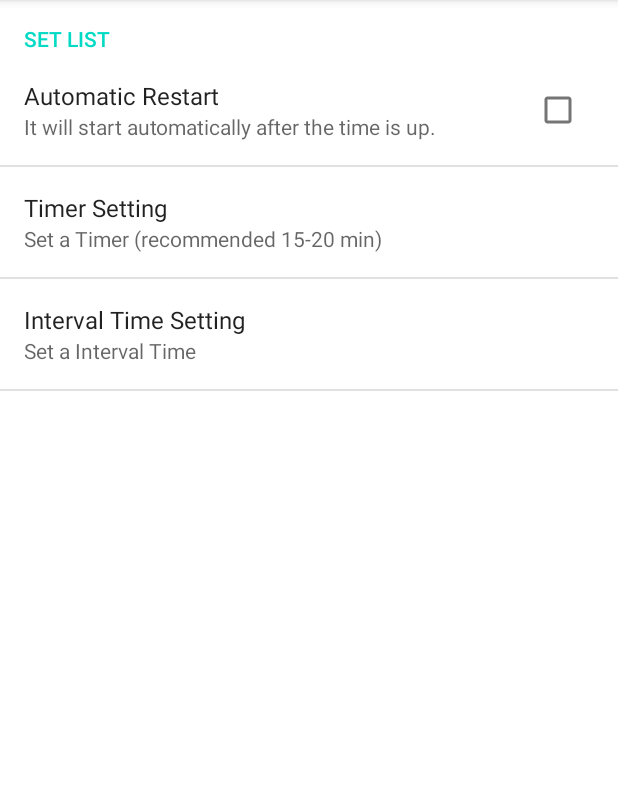
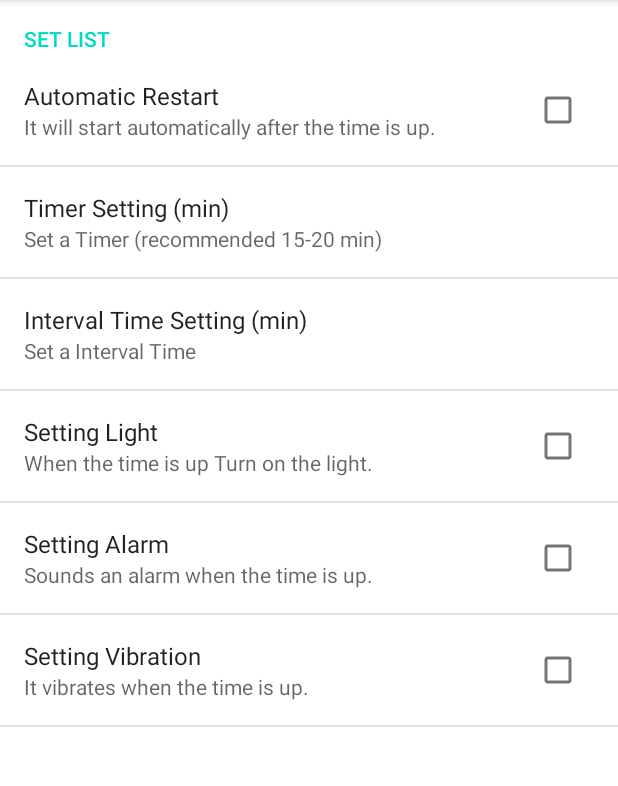
Before and after one commit to tfs-apps-one/WaterTimer, an Android app: the fragment CrSetFragment shown on its own in the app's theme, on a phone screen of 412 x 824 dp, the part 84-870 px from its top. Run offline under Robolectric (Android 15) with nearby library versions, the phone set to English and light mode, and no system bars.

Commit message:
設定リストの追加

```diff
--- a/app/src/main/java/tfsapps/watertimer/MainActivity.java
+++ b/app/src/main/java/tfsapps/watertimer/MainActivity.java
@@ -15,6 +15,9 @@ public class MainActivity extends AppCompatActivity {
     private boolean auto_restart = false;
     private int timer_count = 15;
     private int interval_time = 5;
+    private boolean notice_light = false;
+    private boolean notice_alarm = true;
+    private boolean notice_vibration = false;
 
     @Override
     protected void onCreate(Bundle savedInstanceState) {
@@ -63,6 +66,9 @@ public class MainActivity extends AppCompatActivity {
         timer_count = Integer.parseInt(temp);
         temp = sharedPreferences.getString("interval_time", "5");
         interval_time = Integer.parseInt(temp);
+        notice_light = sharedPreferences.getBoolean("notice_light", false);
+        notice_alarm = sharedPreferences.getBoolean("notice_alarm", true);
+        notice_vibration = sharedPreferences.getBoolean("notice_vibration", false);
 
         /*
         //  アラーム種類が変更？
--- a/app/src/main/res/values/strings.xml
+++ b/app/src/main/res/values/strings.xml
@@ -9,11 +9,21 @@
     <string name="auto_retry_title">Automatic Restart</string>
     <string name="auto_retry_summary">It will start automatically after the time is up.</string>
 
-    <string name="timer_count_title">Timer Setting</string>
+    <string name="timer_count_title">Timer Setting (min)</string>
     <string name="timer_count_summary">Set a Timer (recommended 15-20 min)</string>
     <string name="timer_count_dialog">Timer Input</string>
 
-    <string name="interval_title">Interval Time Setting</string>
+    <string name="interval_title">Interval Time Setting (min)</string>
     <string name="interval_summary">Set a Interval Time</string>
     <string name="interval_dialog">Interval Time Input</string>
+
+    <string name="notice_light_title">Setting Light</string>
+    <string name="notice_light_summary">When the time is up Turn on the light.</string>
+
+    <string name="notice_alarm_title">Setting Alarm</string>
+    <string name="notice_alarm_summary">Sounds an alarm when the time is up.</string>
+
+    <string name="notice_vibration_title">Setting Vibration</string>
+    <string name="notice_vibration_summary">It vibrates when the time is up.</string>
+
 </resources>
--- a/app/src/main/res/xml/preferences.xml
+++ b/app/src/main/res/xml/preferences.xml
@@ -26,6 +26,24 @@
             android:summary="@string/interval_summary"
             android:title="@string/interval_title" />
 
+        <CheckBoxPreference
+            android:key="notice_light"
+            android:summary="@string/notice_light_summary"
+            android:title="@string/notice_light_title" />
+
+        <CheckBoxPreference
+            android:key="notice_alarm"
+            android:summary="@string/notice_alarm_summary"
+            android:title="@string/notice_alarm_title" />
+
+        <CheckBoxPreference
+            android:key="notice_vibration"
+            android:summary="@string/notice_vibration_summary"
+            android:title="@string/notice_vibration_title" />
+
+
+
+
     </PreferenceCategory>
 
 </PreferenceScreen>
```
Also changed, not shown: 1 other file.
